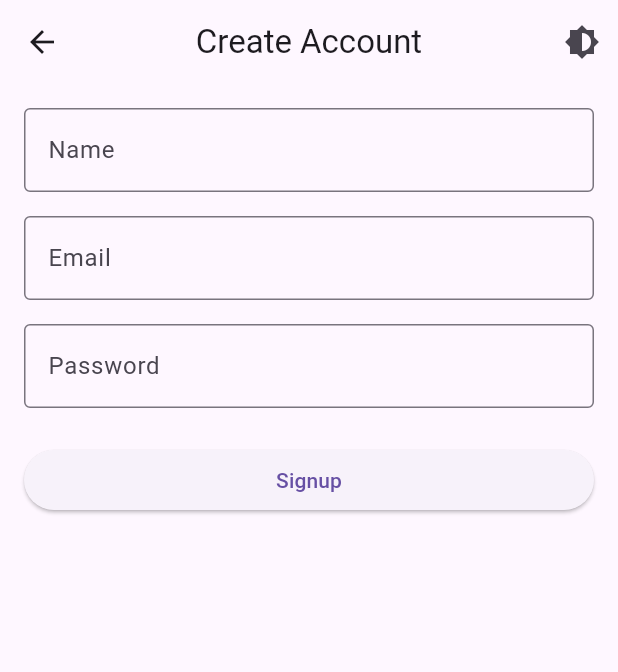
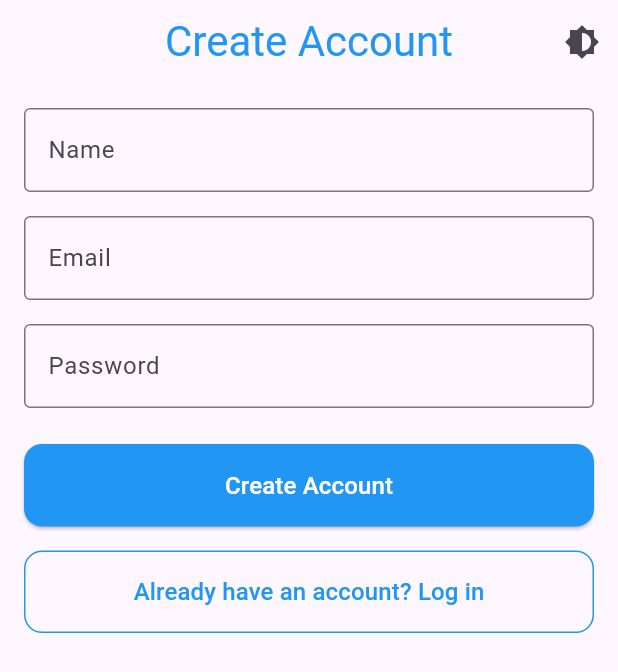
Before and after one commit to tobeking01/Auth-Clean-MVVM, a Flutter app: the screen it shows after launch, after a tap on "Login", after a tap on "Don't have an account? Sign Up", on a phone screen of 412 x 824 dp. Shown: the top 672 px of the screen. Run offline on Flutter 3.47's test engine with Material 3 defaults, Android fonts, the phone set to English and light mode, and no system bars; our stand-ins replace connectivity_plus, dartz, equatable, flutter_bloc, get_it, logger and 1 more.

Commit message:
UI Updates

```diff
--- a/lib/features/authentication/presentation/pages/login_page.dart
+++ b/lib/features/authentication/presentation/pages/login_page.dart
@@ -11,7 +11,14 @@ class LoginPage extends StatelessWidget {
     return Scaffold(
       appBar: AppBar(
         centerTitle: true,
-        title: const Text('Login'),
+        automaticallyImplyLeading: false,
+        title: const Text(
+          'Login',
+          style: TextStyle(
+            fontSize: 28,
+            color: Colors.white, // Adjusted to match AppBar foreground
+          ),
+        ),
         actions: [
           IconButton(
             icon: const Icon(Icons.brightness_6),
@@ -23,17 +30,28 @@ class LoginPage extends StatelessWidget {
         child: Padding(
           padding: const EdgeInsets.all(16.0),
           child: Column(
+            crossAxisAlignment: CrossAxisAlignment.stretch,
             children: [
               const LoginForm(),
               const SizedBox(height: 24),
-              TextButton(
+              OutlinedButton(
                 onPressed: () {
-                  Navigator.of(context).pushNamed('/signup');
+                  Navigator.of(context).pushReplacementNamed('/signup');
                 },
+                style: OutlinedButton.styleFrom(
+                  padding: const EdgeInsets.symmetric(vertical: 16),
+                  side: const BorderSide(color: Colors.blue),
+                  shape: RoundedRectangleBorder(
+                    borderRadius: BorderRadius.circular(12),
+                  ),
+                ),
                 child: const Text(
                   "Don't have an account? Sign Up",
-                  style: TextStyle(fontSize: 16,
-                  color: Colors.blue),
+                  style: TextStyle(
+                    fontSize: 16,
+                    color: Colors.blue,
+                  ),
+                  textAlign: TextAlign.center,
                 ),
               ),
             ],
--- a/lib/features/authentication/presentation/pages/signup_page.dart
+++ b/lib/features/authentication/presentation/pages/signup_page.dart
@@ -11,7 +11,9 @@ class SignupPage extends StatelessWidget {
     return Scaffold(
       appBar: AppBar(
         centerTitle: true,
-        title: const Text('Create Account'),
+        automaticallyImplyLeading: false,
+        title: const Text('Create Account',style: TextStyle(fontSize: 28,
+                  color: Colors.blue),),
         actions: [
           IconButton(
             icon: const Icon(Icons.brightness_6),
--- a/lib/features/authentication/presentation/widgets/login_form.dart
+++ b/lib/features/authentication/presentation/widgets/login_form.dart
@@ -71,7 +71,17 @@ class LoginForm extends StatelessWidget {
           const SizedBox(height: 24),
           ElevatedButton(
             onPressed: handleLogin,
-            child: const Text('Login'),
+            style: ElevatedButton.styleFrom(
+              backgroundColor: Colors.blue,
+              padding: const EdgeInsets.symmetric(vertical: 16),
+              shape: RoundedRectangleBorder(
+                borderRadius: BorderRadius.circular(12),
+              ),
+            ),
+            child: const Text(
+              'Login',
+              style: TextStyle(fontSize: 16, color: Colors.white),
+            ),
           ),
         ],
       ),
--- a/lib/features/authentication/presentation/widgets/signup_form.dart
+++ b/lib/features/authentication/presentation/widgets/signup_form.dart
@@ -16,7 +16,7 @@ class SignupForm extends StatelessWidget {
       if (formKey.currentState!.validate()) {
         final name = nameController.text;
         final email = emailController.text;
-       // final password = passwordController.text;
+        // final password = passwordController.text;
 
         logger.i('💡 Attempting signup with Name: $name, Email: $email');
 
@@ -88,7 +88,34 @@ class SignupForm extends StatelessWidget {
           const SizedBox(height: 24),
           ElevatedButton(
             onPressed: handleSignup,
-            child: const Text('Signup'),
+            style: ElevatedButton.styleFrom(
+              backgroundColor: Colors.blue,
+              padding: const EdgeInsets.symmetric(vertical: 16),
+              shape: RoundedRectangleBorder(
+                borderRadius: BorderRadius.circular(12),
+              ),
+            ),
+            child: const Text(
+              'Create Account',
+              style: TextStyle(fontSize: 16, color: Colors.white),
+            ),
+          ),
+          const SizedBox(height: 16),
+          OutlinedButton(
+            onPressed: () {
+              Navigator.of(context).pushReplacementNamed('/login');
+            },
+            style: OutlinedButton.styleFrom(
+              padding: const EdgeInsets.symmetric(vertical: 16),
+              side: const BorderSide(color: Colors.blue),
+              shape: RoundedRectangleBorder(
+                borderRadius: BorderRadius.circular(12),
+              ),
+            ),
+            child: const Text(
+              'Already have an account? Log in',
+              style: TextStyle(fontSize: 16, color: Colors.blue),
+            ),
           ),
         ],
       ),
```
